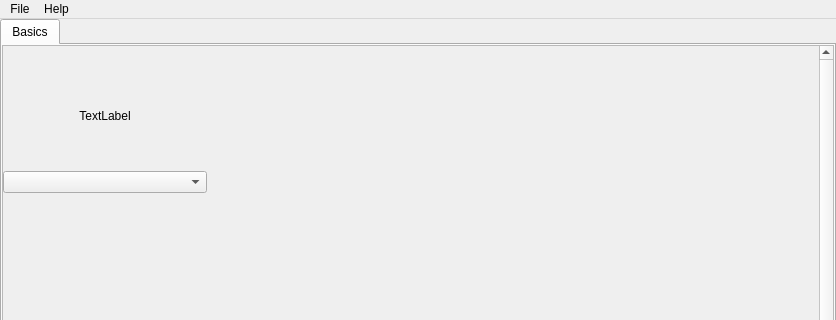
The window that src/conan_app_launcher/ui/qt/app_grid.ui (goszpeti/conan_explorer) describes before a commit, drawn with Qt 5; both pictures show x 0 to 836 and y 0 to 320 of the 836 by 633 pixel window.
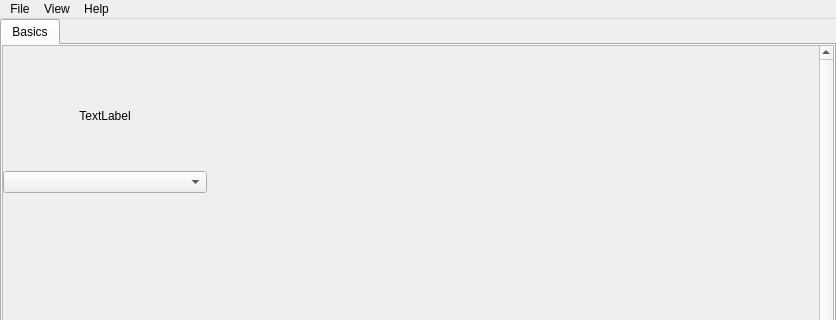
The same window after the commit. Icons and pictures are not drawn.

Patch:
```diff
--- a/src/conan_app_launcher/ui/qt/app_grid.ui
+++ b/src/conan_app_launcher/ui/qt/app_grid.ui
@@ -236,7 +236,7 @@
      <x>0</x>
      <y>0</y>
      <width>836</width>
-     <height>22</height>
+     <height>20</height>
     </rect>
    </property>
    <widget class="QMenu" name="menu_help">
@@ -251,7 +251,16 @@
     </property>
     <addaction name="menu_open_config_file_action"/>
    </widget>
+   <widget class="QMenu" name="menuView">
+    <property name="title">
+     <string>View</string>
+    </property>
+    <addaction name="menu_set_display_versions"/>
+    <addaction name="menu_set_display_channels"/>
+    <addaction name="separator"/>
+   </widget>
    <addaction name="menu_file"/>
+   <addaction name="menuView"/>
    <addaction name="menu_help"/>
   </widget>
   <widget class="QStatusBar" name="statusbar"/>
```
Left out of the diff: 42 changed lines with no effect on the pictures.
